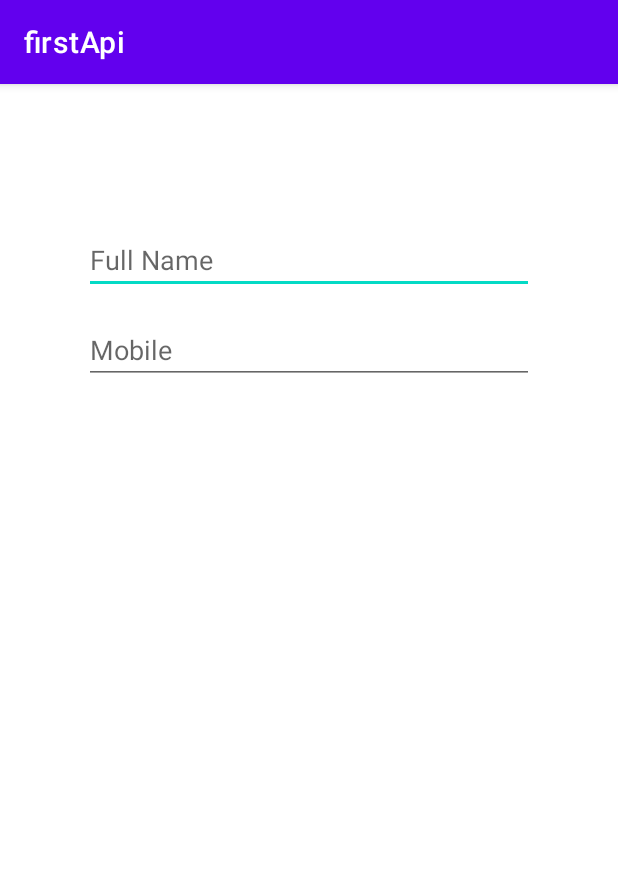
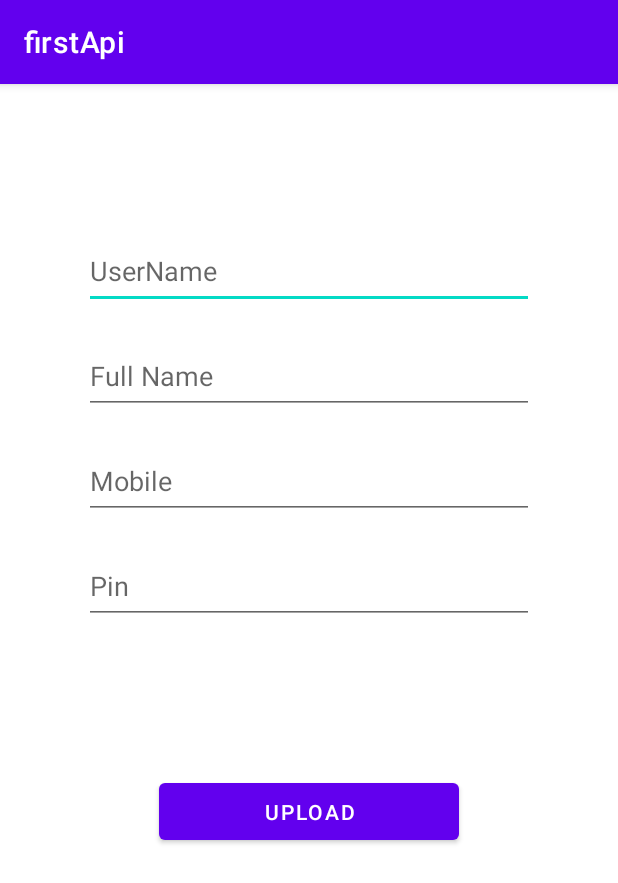
Before and after one commit to deshapriyakhatua/firstApi, an Android app: the screen it shows after launch (MainActivity), on a phone screen of 412 x 824 dp. Shown: the top 883 px of the screen. Run offline under Robolectric (Android 15) with nearby library versions, the phone set to English and light mode, and no system bars; our stand-ins replace Firebase (no records; nobody signed in at launch, a user with empty details on screens opened directly).

Commit message:
04 11 2022 (Main java code added)

```diff
--- a/app/src/main/res/layout/activity_main.xml
+++ b/app/src/main/res/layout/activity_main.xml
@@ -7,12 +7,12 @@
     tools:context=".MainActivity">
 
     <EditText
-        android:id="@+id/editTextTextPersonName"
+        android:id="@+id/editTextUserName"
         android:layout_width="300dp"
-        android:layout_height="40dp"
+        android:layout_height="50dp"
         android:layout_marginTop="100dp"
         android:ems="10"
-        android:hint="Full Name"
+        android:hint="UserName"
         android:inputType="textPersonName"
         app:layout_constraintEnd_toEndOf="parent"
         app:layout_constraintHorizontal_bias="0.5"
@@ -20,15 +20,52 @@
         app:layout_constraintTop_toTopOf="parent" />
 
     <EditText
-        android:id="@+id/editTextTextPersonName2"
+        android:id="@+id/editTextPersonName"
         android:layout_width="300dp"
-        android:layout_height="40dp"
+        android:layout_height="50dp"
         android:layout_marginTop="20dp"
         android:ems="10"
-        android:hint="Mobile"
+        android:hint="Full Name"
         android:inputType="textPersonName"
         app:layout_constraintEnd_toEndOf="parent"
         app:layout_constraintHorizontal_bias="0.5"
         app:layout_constraintStart_toStartOf="parent"
-        app:layout_constraintTop_toBottomOf="@+id/editTextTextPersonName" />
+        app:layout_constraintTop_toBottomOf="@+id/editTextUserName" />
+
+    <EditText
+        android:id="@+id/editTextPhone"
+        android:layout_width="300dp"
+        android:layout_height="50dp"
+        android:layout_marginTop="20dp"
+        android:ems="10"
+        android:hint="Mobile"
+        android:inputType="phone"
+        app:layout_constraintEnd_toEndOf="parent"
+        app:layout_constraintHorizontal_bias="0.5"
+        app:layout_constraintStart_toStartOf="parent"
+        app:layout_constraintTop_toBottomOf="@+id/editTextPersonName" />
+
+    <EditText
+        android:id="@+id/editTextPin"
+        android:layout_width="300dp"
+        android:layout_height="50dp"
+        android:layout_marginTop="20dp"
+        android:ems="10"
+        android:hint="Pin"
+        android:inputType="textPersonName"
+        app:layout_constraintEnd_toEndOf="parent"
+        app:layout_constraintHorizontal_bias="0.5"
+        app:layout_constraintStart_toStartOf="parent"
+        app:layout_constraintTop_toBottomOf="@+id/editTextPhone" />
+
+    <Button
+        android:id="@+id/button"
+        android:layout_width="200dp"
+        android:layout_height="50dp"
+        android:layout_marginTop="100dp"
+        android:text="Upload"
+        app:layout_constraintEnd_toEndOf="parent"
+        app:layout_constraintHorizontal_bias="0.5"
+        app:layout_constraintStart_toStartOf="parent"
+        app:layout_constraintTop_toBottomOf="@+id/editTextPin" />
 </androidx.constraintlayout.widget.ConstraintLayout>
```
Also changed, not shown: app/src/main/java/com/example/firstapi/MainActivity.java (+91 -0 lines).
